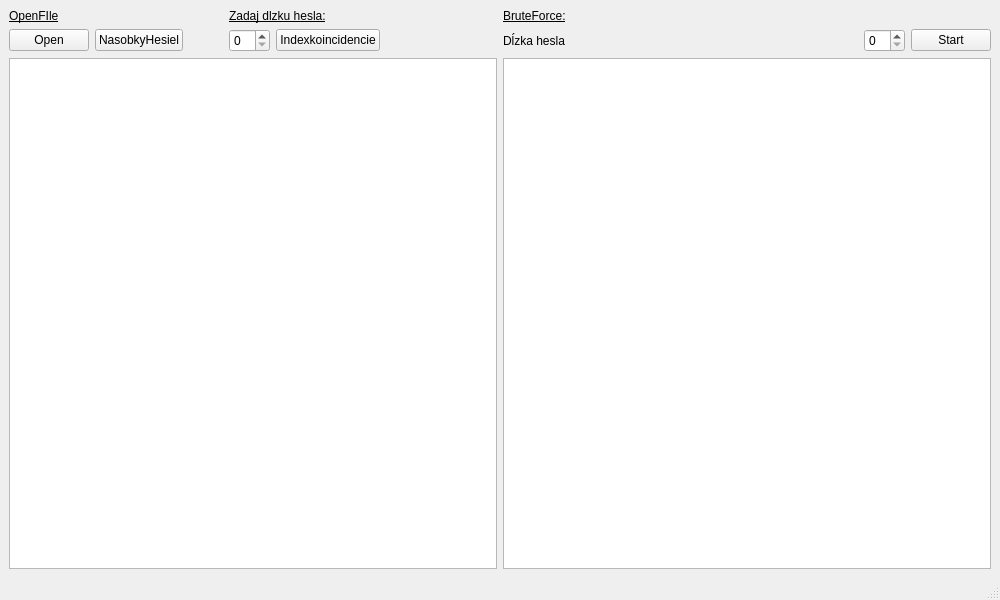
This is cryptograf.ui in slawfik/Cryptograf as Qt 5 draws it before an edit. The edited form follows.
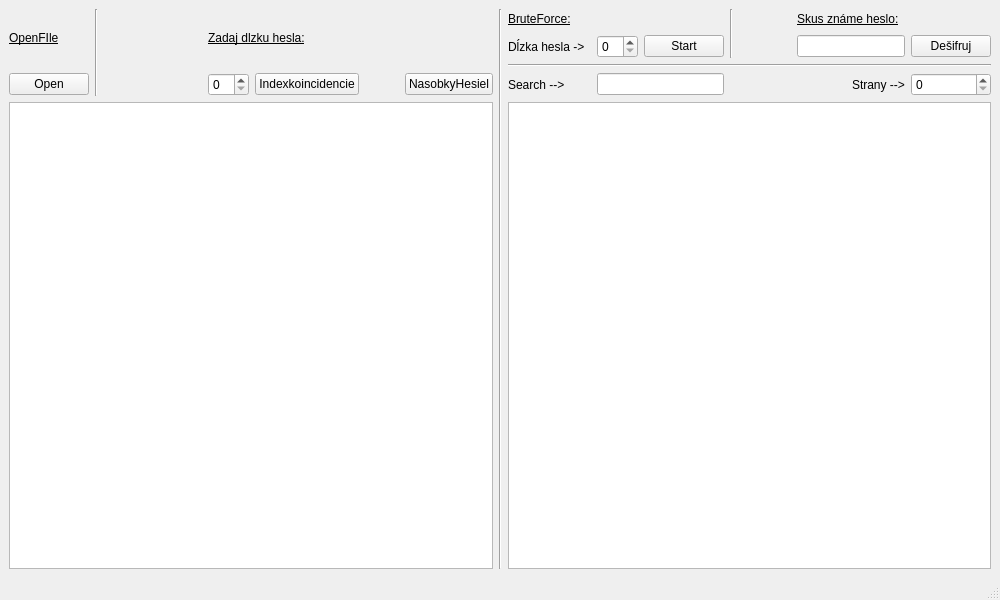
This is the edited form.

What changed in the file:
```diff
--- a/cryptograf.ui
+++ b/cryptograf.ui
@@ -25,10 +25,34 @@
       </item>
       <item row="0" column="2">
        <layout class="QGridLayout" name="gridLayout_3">
+        <item row="3" column="7">
+         <widget class="QSpinBox" name="spinBox_site"/>
+        </item>
+        <item row="1" column="7">
+         <widget class="QPushButton" name="button_desifruj">
+          <property name="text">
+           <string>Dešifruj</string>
+          </property>
+         </widget>
+        </item>
+        <item row="0" column="4" rowspan="2">
+         <widget class="Line" name="line">
+          <property name="orientation">
+           <enum>Qt::Vertical</enum>
+          </property>
+         </widget>
+        </item>
         <item row="1" column="2">
          <widget class="QSpinBox" name="spinBox_passwdLen"/>
         </item>
-        <item row="1" column="1">
+        <item row="3" column="2" colspan="2">
+         <widget class="QLineEdit" name="lineEdit_search">
+          <property name="text">
+           <string/>
+          </property>
+         </widget>
+        </item>
+        <item row="0" column="5">
          <spacer name="horizontalSpacer_3">
           <property name="orientation">
            <enum>Qt::Horizontal</enum>
@@ -41,6 +65,32 @@
           </property>
          </spacer>
         </item>
+        <item row="0" column="6">
+         <widget class="QLabel" name="l_4">
+          <property name="font">
+           <font>
+            <underline>true</underline>
+           </font>
+          </property>
+          <property name="text">
+           <string>Skus známe heslo:</string>
+          </property>
+         </widget>
+        </item>
+        <item row="1" column="0">
+         <widget class="QLabel" name="l_2">
+          <property name="text">
+           <string>Dĺzka hesla -&gt;</string>
+          </property>
+         </widget>
+        </item>
+        <item row="3" column="0">
+         <widget class="QLabel" name="l_6">
+          <property name="text">
+           <string>Search --&gt;</string>
+          </property>
+         </widget>
+        </item>
         <item row="0" column="0">
          <widget class="QLabel" name="L_3">
           <property name="font">
@@ -60,31 +110,54 @@
           </property>
          </widget>
         </item>
-        <item row="1" column="0">
-         <widget class="QLabel" name="l_2">
-          <property name="text">
-           <string>Dĺzka hesla</string>
+        <item row="1" column="6">
+         <widget class="QLineEdit" name="lineEdit_znameHeslo"/>
+        </item>
+        <item row="2" column="0" colspan="8">
+         <widget class="Line" name="line_4">
+          <property name="orientation">
+           <enum>Qt::Horizontal</enum>
           </property>
          </widget>
         </item>
+        <item row="3" column="6">
+         <layout class="QHBoxLayout" name="horizontalLayout_2">
+          <item>
+           <spacer name="horizontalSpacer">
+            <property name="orientation">
+             <enum>Qt::Horizontal</enum>
+            </property>
+            <property name="sizeHint" stdset="0">
+             <size>
+              <width>40</width>
+              <height>20</height>
+             </size>
+            </property>
+           </spacer>
+          </item>
+          <item>
+           <widget class="QLabel" name="label_2">
+            <property name="text">
+             <string>Strany --&gt;</string>
+            </property>
+           </widget>
+          </item>
+         </layout>
+        </item>
        </layout>
       </item>
+      <item row="1" column="2">
+       <widget class="QListView" name="listView_Encrypted"/>
+      </item>
+      <item row="0" column="1" rowspan="2">
+       <widget class="Line" name="line_2">
+        <property name="orientation">
+         <enum>Qt::Vertical</enum>
+        </property>
+       </widget>
+      </item>
       <item row="0" column="0">
        <layout class="QGridLayout" name="gridLayout">
-        <item row="1" column="2" colspan="3">
-         <layout class="QHBoxLayout" name="horizontalLayout">
-          <item>
-           <widget class="QSpinBox" name="spinBox_pasLenCrypted"/>
-          </item>
-          <item>
-           <widget class="QPushButton" name="pushButton">
-            <property name="text">
-             <string>Indexkoincidencie</string>
-            </property>
-           </widget>
-          </item>
-         </layout>
-        </item>
         <item row="1" column="0">
          <widget class="QPushButton" name="button_openCryptFile">
           <property name="text">
@@ -104,7 +177,7 @@
           </property>
          </widget>
         </item>
-        <item row="0" column="2" colspan="3">
+        <item row="0" column="3" colspan="3">
          <widget class="QLabel" name="label">
           <property name="font">
            <font>
@@ -116,12 +189,15 @@
           </property>
          </widget>
         </item>
-        <item row="1" column="1">
-         <layout class="QHBoxLayout" name="horizontalLayout_3">
+        <item row="1" column="3" colspan="3">
+         <layout class="QHBoxLayout" name="horizontalLayout">
           <item>
-           <widget class="QPushButton" name="button_textORnasobky">
+           <widget class="QSpinBox" name="spinBox_pasLenCrypted"/>
+          </item>
+          <item>
+           <widget class="QPushButton" name="pushButton">
             <property name="text">
-             <string>NasobkyHesiel</string>
+             <string>Indexkoincidencie</string>
             </property>
            </widget>
           </item>
@@ -138,10 +214,21 @@
             </property>
            </spacer>
           </item>
+          <item>
+           <layout class="QHBoxLayout" name="horizontalLayout_3">
+            <item>
+             <widget class="QPushButton" name="button_textORnasobky">
+              <property name="text">
+               <string>NasobkyHesiel</string>
+              </property>
+             </widget>
+            </item>
+           </layout>
+          </item>
          </layout>
         </item>
-        <item row="1" column="5">
-         <spacer name="horizontalSpacer">
+        <item row="0" column="2">
+         <spacer name="horizontalSpacer_4">
           <property name="orientation">
            <enum>Qt::Horizontal</enum>
           </property>
@@ -153,6 +240,13 @@
           </property>
          </spacer>
         </item>
+        <item row="0" column="1" rowspan="2">
+         <widget class="Line" name="line_3">
+          <property name="orientation">
+           <enum>Qt::Vertical</enum>
+          </property>
+         </widget>
+        </item>
        </layout>
       </item>
      </layout>
```
Left out of the diff: 3 changed lines with no effect on the pictures.
